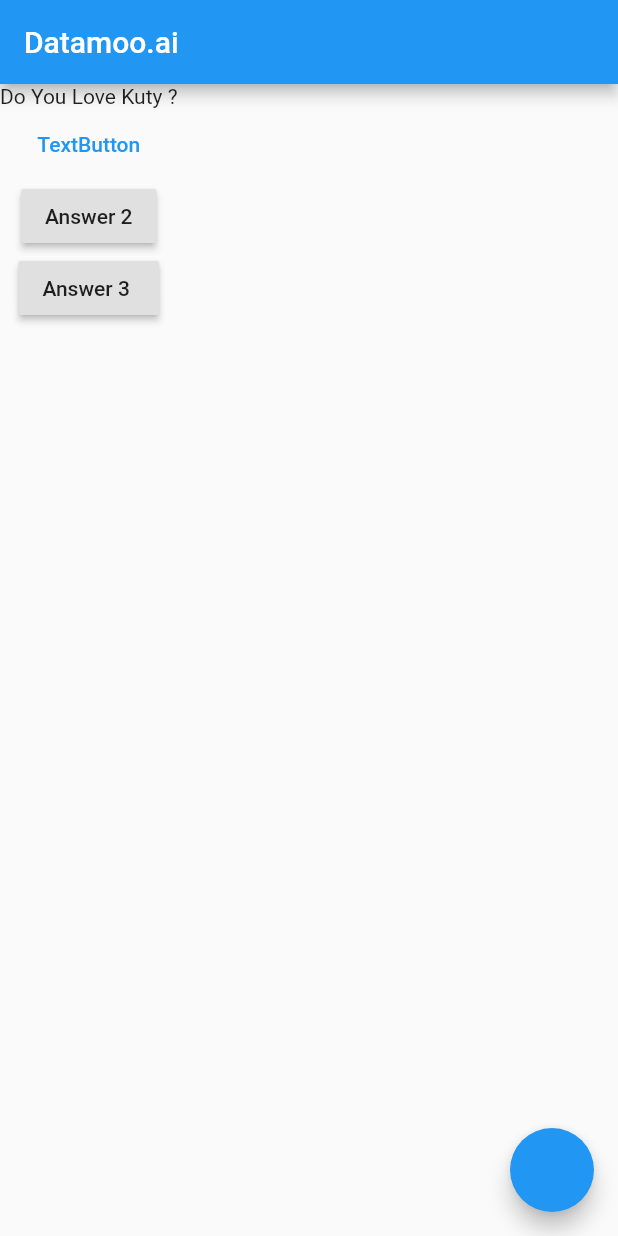
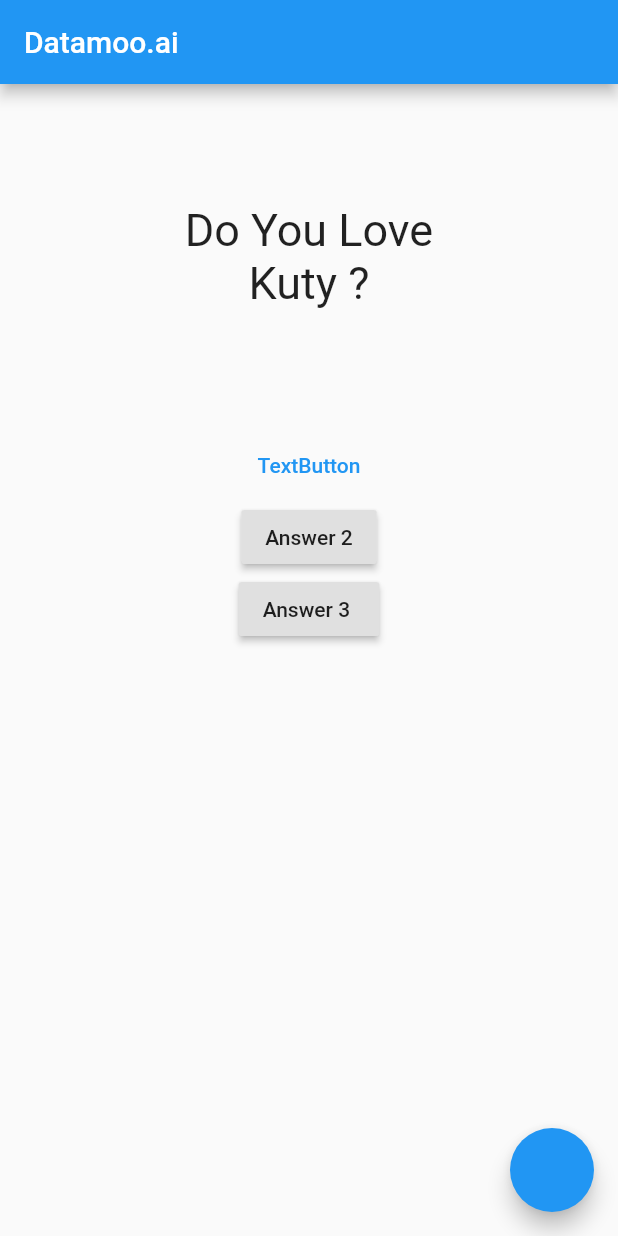
Before and after one commit to lingeshwaranm/Flutter, a Flutter app: the screen it shows after launch, on a phone screen of 412 x 824 dp. Run offline on Flutter 3.47's test engine with Material 2 defaults, Android fonts, the phone set to English and light mode, and no system bars.

Commit message:
basic styles

```diff
--- a/lib/main.dart
+++ b/lib/main.dart
@@ -9,7 +9,7 @@ void main() {
 class MyApp extends StatefulWidget {
   @override
   State<StatefulWidget> createState() {
-    // TODO: implement createState
+   // TODO: implement createState
     return _MyAppstate();
   }
 }
--- a/lib/question.dart
+++ b/lib/question.dart
@@ -7,7 +7,16 @@ class Question extends StatelessWidget {
   @override
   Widget build(BuildContext context) {
     // TODO: implement build
-    return Text(questionText);
+    return Container(
+      width: double.infinity,
+      margin: EdgeInsets.all(80),
+      child: Text(
+        questionText,
+        style: TextStyle(fontSize: 30),
+        textAlign: TextAlign.center,
+      ),
+    );
+
     // return MaterialApp(
     //     home: Scaffold(
     //     appBar: AppBar(
```
